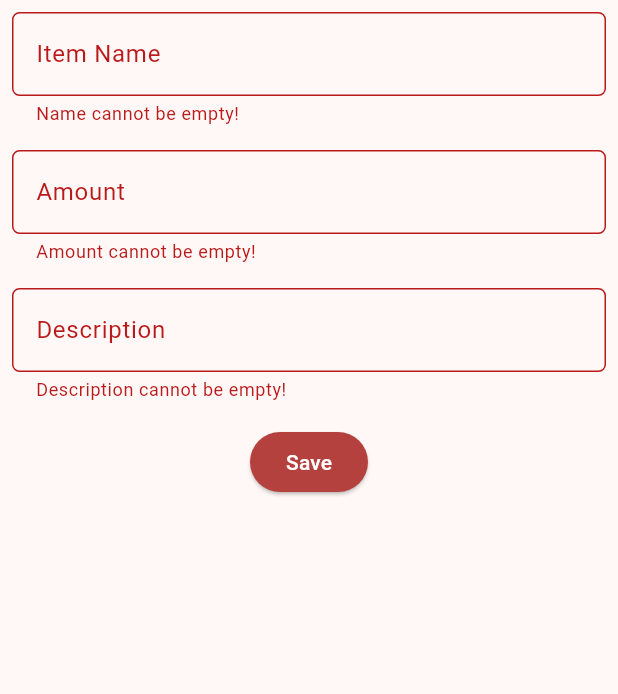
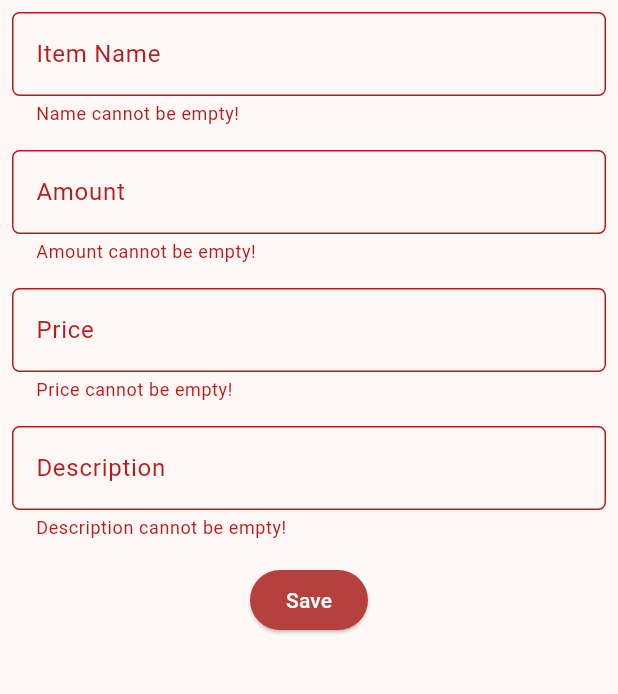
Before and after one commit to FarahAuraR/mini-cinema, a Flutter app: the ShopFormPage screen opened directly, after a tap on "Save", on a phone screen of 412 x 824 dp, the part 84-778 px from its top. Run offline on Flutter 3.47's test engine with Material 2 defaults, Android fonts, the phone set to English and light mode, and no system bars; missing offline and left inert: pbp_django_auth; network calls fail.

Commit message:
change url

```diff
--- a/lib/screens/login.dart
+++ b/lib/screens/login.dart
@@ -70,6 +70,8 @@ class _LoginPageState extends State<LoginPage> {
                                 // Untuk menyambungkan Android emulator dengan Django pada localhost,
                                 // gunakan URL http://10.0.2.2/
                                 final response = await request.login("https://farah-aura-tugas.pbp.cs.ui.ac.id/auth/login/", {
+                                // final response = await request.login("http://127.0.0.1:8000/auth/login/", {
+
                                 'username': username,
                                 'password': password,
                                 });
--- a/lib/screens/minicinema_form.dart
+++ b/lib/screens/minicinema_form.dart
@@ -18,6 +18,7 @@ class _ShopFormPageState extends State<ShopFormPage> {
   final _formKey = GlobalKey<FormState>();
   String _name = "";
   int _amount = 0;
+  int _price = 0;
   String _description = "";
 
     @override
@@ -96,6 +97,33 @@ class _ShopFormPageState extends State<ShopFormPage> {
                   padding: const EdgeInsets.all(8.0),
                   child: TextFormField(
                     decoration: InputDecoration(
+                      hintText: "Price",
+                      labelText: "Price",
+                      border: OutlineInputBorder(
+                        borderRadius: BorderRadius.circular(5.0),
+                      ),
+                    ),
+                    // TODO: Tambahkan variabel yang sesuai
+                    onChanged: (String? value) {
+                      setState(() {
+                        _price = int.parse(value!);
+                      });
+                    },
+                    validator: (String? value) {
+                      if (value == null || value.isEmpty) {
+                        return "Price cannot be empty!";
+                      }
+                      if (int.tryParse(value) == null) {
+                        return "Price must be number!";
+                      }
+                      return null;
+                    },
+                  ),
+                ),
+                Padding(
+                  padding: const EdgeInsets.all(8.0),
+                  child: TextFormField(
+                    decoration: InputDecoration(
                       hintText: "Description",
                       labelText: "Description",
                       border: OutlineInputBorder(
@@ -131,9 +159,11 @@ class _ShopFormPageState extends State<ShopFormPage> {
                               // TODO: Ganti URL dan jangan lupa tambahkan trailing slash (/) di akhir URL!
                               final response = await request.postJson(
                               "https://farah-aura-tugas.pbp.cs.ui.ac.id/create-flutter/",
+                              // "http://127.0.0.1:8000/create-flutter/",
                               jsonEncode(<String, String>{
                                   'name': _name,
                                   'amount': _amount.toString(),
+                                  'price': _price.toString(),
                                   'description': _description,
                                   // TODO: Sesuaikan field data sesuai dengan aplikasimu
                               }));
--- a/lib/widgets/minicinema_card.dart
+++ b/lib/widgets/minicinema_card.dart
@@ -50,6 +50,7 @@ class ShopCard extends StatelessWidget {
             final response = await request.logout(
                 // TODO: Ganti URL dan jangan lupa tambahkan trailing slash (/) di akhir URL!
                 "https://farah-aura-tugas.pbp.cs.ui.ac.id/auth/logout/");
+                // "http://127.0.0.1:8000/auth/logout/");
             String message = response["message"];
             if (response['status']) {
               String uname = response["username"];
```
Also changed, not shown: lib/screens/detail_item.dart (added, +49 -0 lines), lib/screens/list_item.dart (+69 -8 lines).
